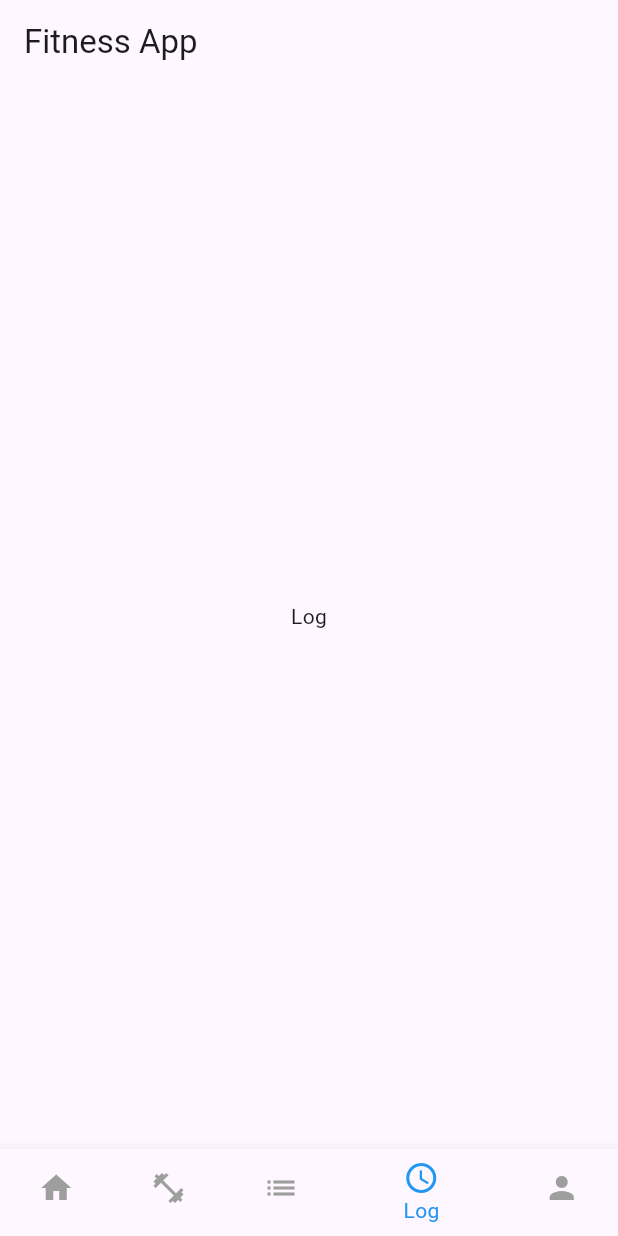
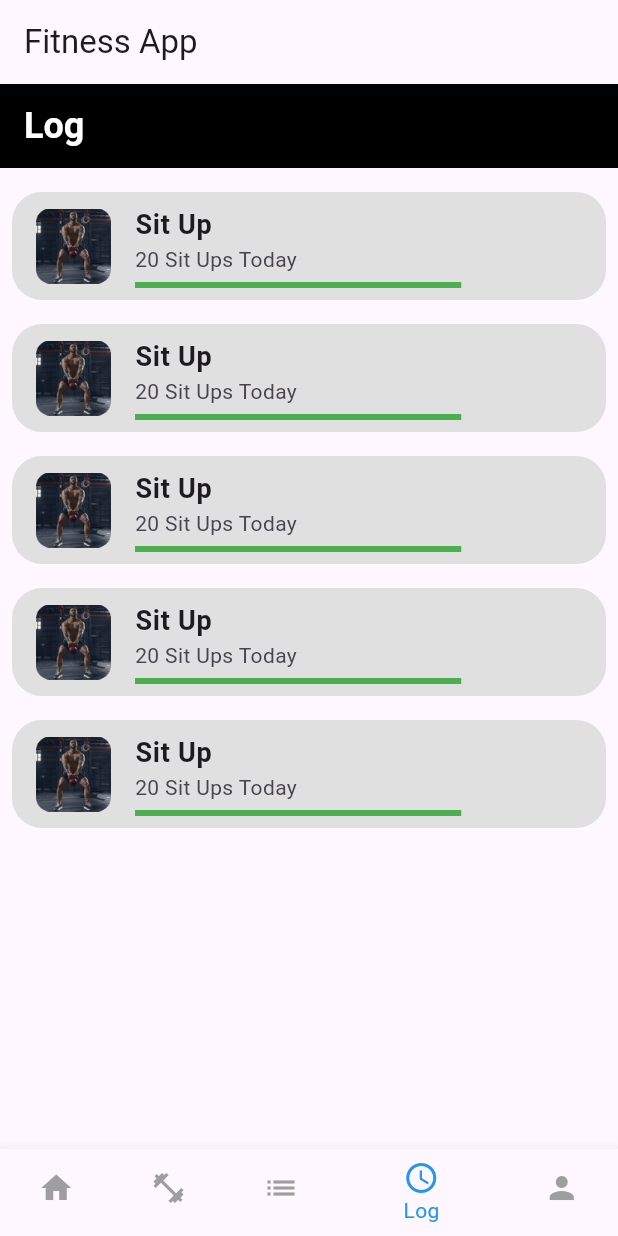
Before and after one commit to HameedMohammadi/PFMA-Front-End, a Flutter app: the screen it shows after launch, item 4 of the bottom bar chosen, on a phone screen of 412 x 824 dp. Run offline on Flutter 3.47's test engine with Material 3 defaults, Android fonts, the phone set to English and light mode, and no system bars.

```diff
--- a/lib/main.dart
+++ b/lib/main.dart
@@ -1,3 +1,5 @@
+import 'package:fitness_application/view/logScreen/log_screen.dart';
+import 'package:fitness_application/view/profile/profile_screen.dart';
 import 'package:flutter/material.dart';
 import 'package:fitness_application/view/login/splash_screen.dart';
 import 'package:fitness_application/view/login/login_screen.dart';
@@ -37,8 +39,8 @@ class _MainScreenState extends State<MainScreen> {
     HomeScreen(), // Your Home screen
     ExercisesScreen(), // Your Exercises screen
     PlansScreen(), // Your Plans screen
-    Center(child: Text('Log')), // Placeholder for Log screen
-    Center(child: Text('Profile')), // Placeholder for Profile screen
+    LogScreen(), // Placeholder for Log screen
+    ProfileScreen(), // Placeholder for Profile screen
   ];
 
   @override
--- /dev/null
+++ b/lib/view/logScreen/log_screen.dart
@@ -0,0 +1,72 @@
+import 'package:flutter/material.dart';
+
+class LogScreen extends StatelessWidget {
+  const LogScreen({Key? key}) : super(key: key);
+
+  @override
+  Widget build(BuildContext context) {
+    return Scaffold(
+      appBar: AppBar(
+        title: Text(
+          'Log',
+          style: TextStyle(
+            color: Colors.white,
+            fontSize: 24,
+            fontWeight: FontWeight.bold,
+          ),
+        ),
+        backgroundColor: Colors.black,
+        elevation: 0,
+      ),
+      body: Padding(
+        padding: const EdgeInsets.all(8.0),
+        child: Column(
+          children: [
+            Expanded(
+              child: ListView.builder(
+                itemCount: 5, // Number of log items in the list
+                itemBuilder: (context, index) {
+                  return Padding(
+                    padding: const EdgeInsets.symmetric(vertical: 8.0),
+                    child: Container(
+                      decoration: BoxDecoration(
+                        color: Colors.grey[300],
+                        borderRadius: BorderRadius.circular(20),
+                      ),
+                      child: ListTile(
+                        leading: Image.asset(
+                          'assets/images/sit_up.png', // Path to the log item image asset
+                          width: 50,
+                          height: 50,
+                        ),
+                        title: Text(
+                          'Sit Up',
+                          style: TextStyle(
+                            fontWeight: FontWeight.bold,
+                            fontSize: 18,
+                          ),
+                        ),
+                        subtitle: Column(
+                          crossAxisAlignment: CrossAxisAlignment.start,
+                          children: [
+                            Text('20 Sit Ups Today'),
+                            SizedBox(height: 5),
+                            LinearProgressIndicator(
+                              value: 0.75, // Example progress (75%)
+                              color: Colors.green,
+                              backgroundColor: Colors.grey.shade300,
+                            ),
+                          ],
+                        ),
+                      ),
+                    ),
+                  );
+                },
+              ),
+            ),
+          ],
+        ),
+      ),
+    );
+  }
+}
--- a/pubspec.yaml
+++ b/pubspec.yaml
@@ -56,6 +56,7 @@ flutter:
   assets:
     - assets/images/fitness_logo.jpg
     - assets/images/abs_icon.png
+    - assets/images/sit_up.png
 
   # The following line ensures that the Material Icons font is
   # included with your application, so that you can use the icons in
```
Also changed, not shown: lib/view/profile/profile_screen.dart (added, +184 -0 lines), assets/images/sit_up.png (added).
